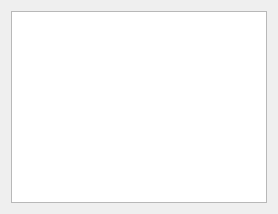
addinedu-roscamp-7th/roscamp-repo-1, file shopee_ros2/src/shopee_main_service/shopee_main_service/dashboard/ui/tab_event_log.ui: the form before one commit.
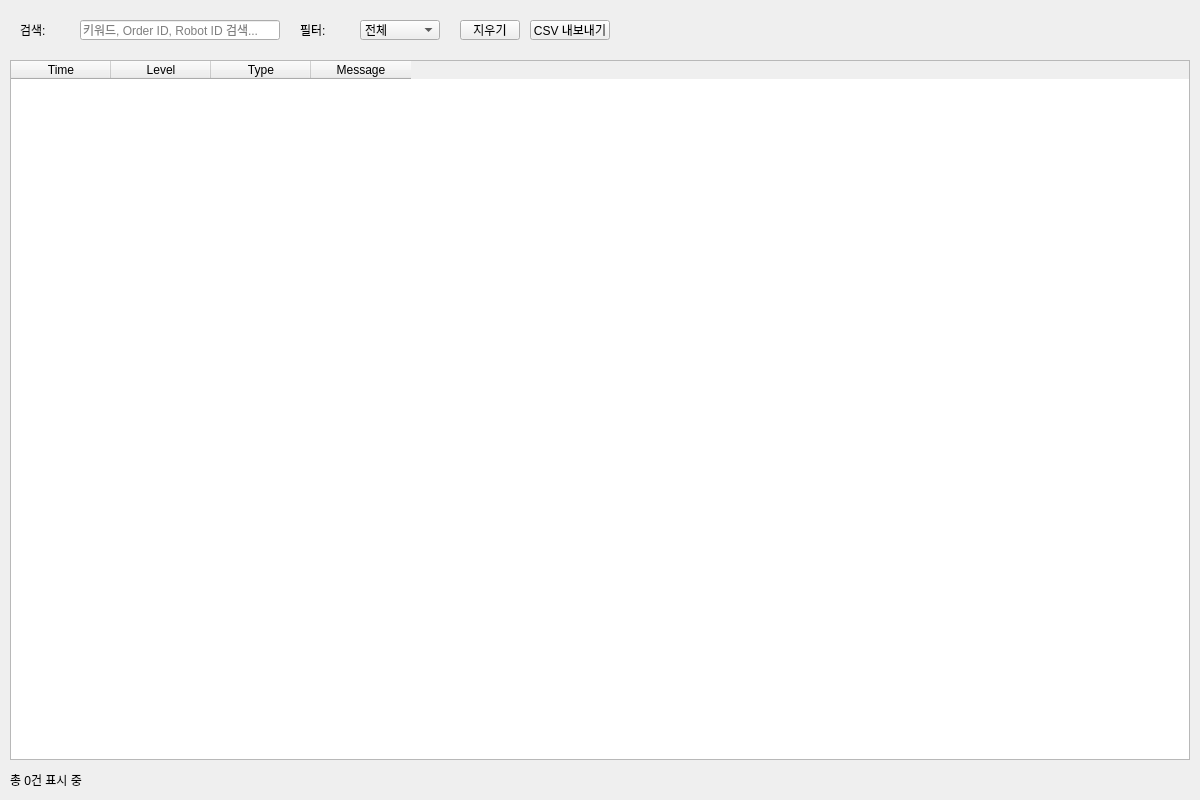
The form after the commit.

Patch:
```diff
--- a/shopee_ros2/src/shopee_main_service/shopee_main_service/dashboard/ui/tab_event_log.ui
+++ b/shopee_ros2/src/shopee_main_service/shopee_main_service/dashboard/ui/tab_event_log.ui
@@ -2,15 +2,177 @@
 <ui version="4.0">
  <class>EventLogTab</class>
  <widget class="QWidget" name="EventLogTab">
-  <layout class="QVBoxLayout" name="verticalLayout_11">
-   <item>
-    <widget class="QTextEdit" name="log_text_edit">
-     <property name="readOnly">
-      <bool>true</bool>
+  <property name="geometry">
+   <rect>
+    <x>0</x>
+    <y>0</y>
+    <width>1200</width>
+    <height>800</height>
+   </rect>
+  </property>
+  <property name="minimumSize">
+   <size>
+    <width>1200</width>
+    <height>800</height>
+   </size>
+  </property>
+  <widget class="QWidget" name="filter_widget" native="true">
+   <property name="geometry">
+    <rect>
+     <x>10</x>
+     <y>10</y>
+     <width>1180</width>
+     <height>40</height>
+    </rect>
+   </property>
+   <widget class="QLabel" name="search_label">
+    <property name="geometry">
+     <rect>
+      <x>10</x>
+      <y>10</y>
+      <width>50</width>
+      <height>20</height>
+     </rect>
+    </property>
+    <property name="text">
+     <string>검색:</string>
+    </property>
+   </widget>
+   <widget class="QLineEdit" name="search_line_edit">
+    <property name="geometry">
+     <rect>
+      <x>70</x>
+      <y>10</y>
+      <width>200</width>
+      <height>20</height>
+     </rect>
+    </property>
+    <property name="placeholderText">
+     <string>키워드, Order ID, Robot ID 검색...</string>
+    </property>
+   </widget>
+   <widget class="QLabel" name="filter_label">
+    <property name="geometry">
+     <rect>
+      <x>290</x>
+      <y>10</y>
+      <width>50</width>
+      <height>20</height>
+     </rect>
+    </property>
+    <property name="text">
+     <string>필터:</string>
+    </property>
+   </widget>
+   <widget class="QComboBox" name="level_filter_combo">
+    <property name="geometry">
+     <rect>
+      <x>350</x>
+      <y>10</y>
+      <width>80</width>
+      <height>20</height>
+     </rect>
+    </property>
+    <item>
+     <property name="text">
+      <string>전체</string>
      </property>
-    </widget>
-   </item>
-  </layout>
+    </item>
+    <item>
+     <property name="text">
+      <string>INFO</string>
+     </property>
+    </item>
+    <item>
+     <property name="text">
+      <string>WARN</string>
+     </property>
+    </item>
+    <item>
+     <property name="text">
+      <string>ERROR</string>
+     </property>
+    </item>
+   </widget>
+   <widget class="QPushButton" name="clear_button">
+    <property name="geometry">
+     <rect>
+      <x>450</x>
+      <y>10</y>
+      <width>60</width>
+      <height>20</height>
+     </rect>
+    </property>
+    <property name="text">
+     <string>지우기</string>
+    </property>
+   </widget>
+   <widget class="QPushButton" name="export_button">
+    <property name="geometry">
+     <rect>
+      <x>520</x>
+      <y>10</y>
+      <width>80</width>
+      <height>20</height>
+     </rect>
+    </property>
+    <property name="text">
+     <string>CSV 내보내기</string>
+    </property>
+   </widget>
+  </widget>
+  <widget class="QTableWidget" name="log_table">
+   <property name="geometry">
+    <rect>
+     <x>10</x>
+     <y>60</y>
+     <width>1180</width>
+     <height>700</height>
+    </rect>
+   </property>
+   <property name="editTriggers">
+    <set>QAbstractItemView::NoEditTriggers</set>
+   </property>
+   <property name="alternatingRowColors">
+    <bool>true</bool>
+   </property>
+   <property name="selectionBehavior">
+    <enum>QAbstractItemView::SelectRows</enum>
+   </property>
+   <column>
+    <property name="text">
+     <string>Time</string>
+    </property>
+   </column>
+   <column>
+    <property name="text">
+     <string>Level</string>
+    </property>
+   </column>
+   <column>
+    <property name="text">
+     <string>Type</string>
+    </property>
+   </column>
+   <column>
+    <property name="text">
+     <string>Message</string>
+    </property>
+   </column>
+  </widget>
+  <widget class="QLabel" name="status_label">
+   <property name="geometry">
+    <rect>
+     <x>10</x>
+     <y>770</y>
+     <width>200</width>
+     <height>20</height>
+    </rect>
+   </property>
+   <property name="text">
+    <string>총 0건 표시 중</string>
+   </property>
+  </widget>
  </widget>
  <resources/>
  <connections/>
```
